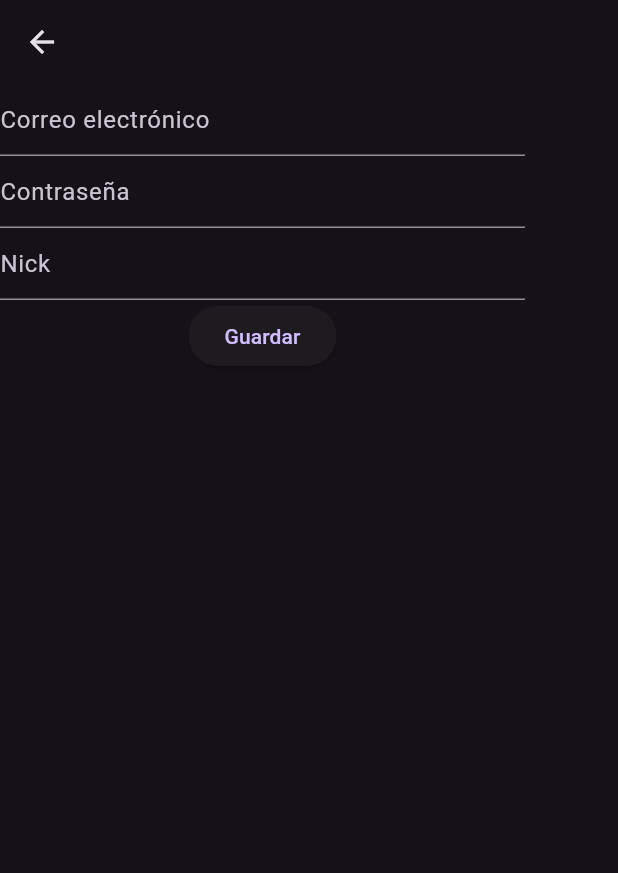
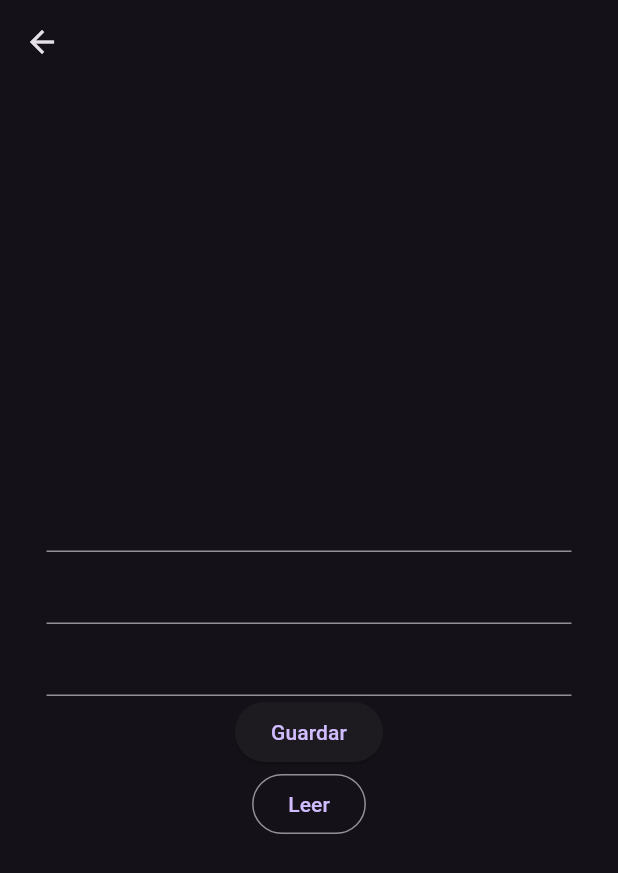
Before and after one commit to cristian2006xd/EJERCICIO2_MOVILES_III, a Flutter app: the Guardarscreen screen opened by its route, on a phone screen of 412 x 824 dp. Shown: the top 873 px of the screen. Run offline on Flutter 3.47's test engine with Material 3 defaults, Android fonts, the phone set to English and light mode, and no system bars; our stand-ins replace supabase_flutter; accounts and stored records are empty; network calls fail.

Commit message:
ejercicio3

```diff
--- a/lib/screens/GuardarScreen.dart
+++ b/lib/screens/GuardarScreen.dart
@@ -1,3 +1,4 @@
+import 'package:app_12/main.dart';
 import 'package:flutter/material.dart';
 
 class Guardarscreen extends StatelessWidget {
@@ -5,51 +6,44 @@ class Guardarscreen extends StatelessWidget {
 
   @override
   Widget build(BuildContext context) {
-    return Scaffold(
-      appBar: AppBar(),
-      body: formulario(),
-    );
+    return Scaffold(appBar: AppBar(), body: formulario(context));
   }
 }
 
-Widget formulario(){
+Widget formulario(context) {
   TextEditingController placa = TextEditingController();
   TextEditingController marca = TextEditingController();
   TextEditingController precio = TextEditingController();
 
-  return (
-    Container(
+  return (Center(
+    child: Container(
       width: 350,
-      child: Center(
       child: Column(
+        mainAxisSize: MainAxisSize.min,
         children: [
-            TextField(
-              controller: placa,
-              decoration: InputDecoration(
-                hintText: 'Correo electrónico',
+          TextField(controller: placa),
+          TextField(controller: marca),
+          TextField(controller: precio),
+
+          ElevatedButton(
+            onPressed: () => guardar(placa, marca, precio),
+            child: Text("Guardar"),
           ),
-            ),
-            TextField(
-              controller: marca,
-              decoration: InputDecoration(
-                hintText: 'Contraseña',
-              ),
-              obscureText: true,
-            ),
-            TextField(
-              controller: precio,
-              decoration: InputDecoration(
-                hintText: 'Nick',
-              ),
-            ),
-            ElevatedButton(
-              onPressed: () {
-              },
-              child: Text('Guardar'),
+
+          OutlinedButton(
+            onPressed: () => Navigator.pushNamed(context, "/leer"),
+            child: Text("Leer"),
           ),
         ],
       ),
     ),
-    )
-  );
+  ));
 }
+
+Future<void> guardar(placa, marca, precio) async {
+  await supabase.from('autos').insert({
+    'placa': placa.text,
+    'marca': marca.text,
+    'precio': double.parse(precio.text),
+  });
+}
--- a/pubspec.yaml
+++ b/pubspec.yaml
@@ -9,6 +9,7 @@ environment:
 dependencies:
   flutter:
     sdk: flutter
+  supabase_flutter: ^2.15.0
 
 dev_dependencies:
   flutter_test:
```
Also changed, not shown: lib/main.dart (+18 -9 lines), lib/screens/LeerScreen.dart (+44 -1 lines), lib/screens/LoginScreen.dart (+19 -3 lines), lib/screens/Registro.dart (deleted, +0 -45 lines), lib/screens/RegistroScreen.dart (added, +51 -0 lines), lib/screens/WelcomeScreen.dart (+6 -5 lines), pubspec.lock, web_entrypoint.dart (added), 5 other files. Lines whose indentation alone changed are shown as unchanged.
